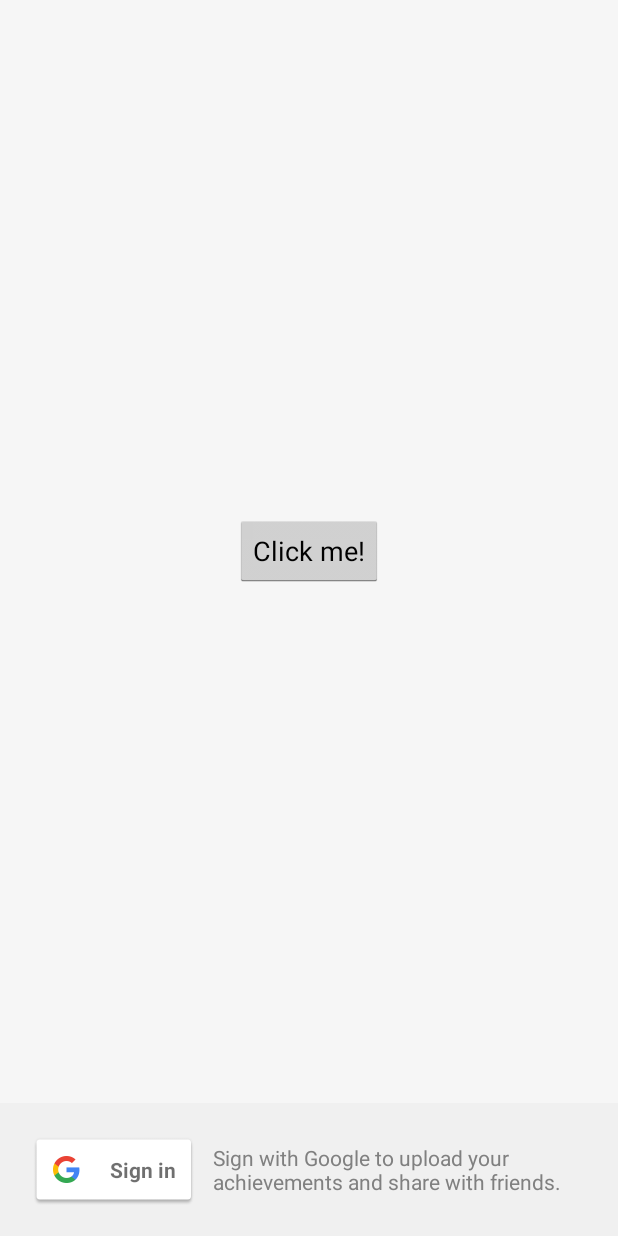
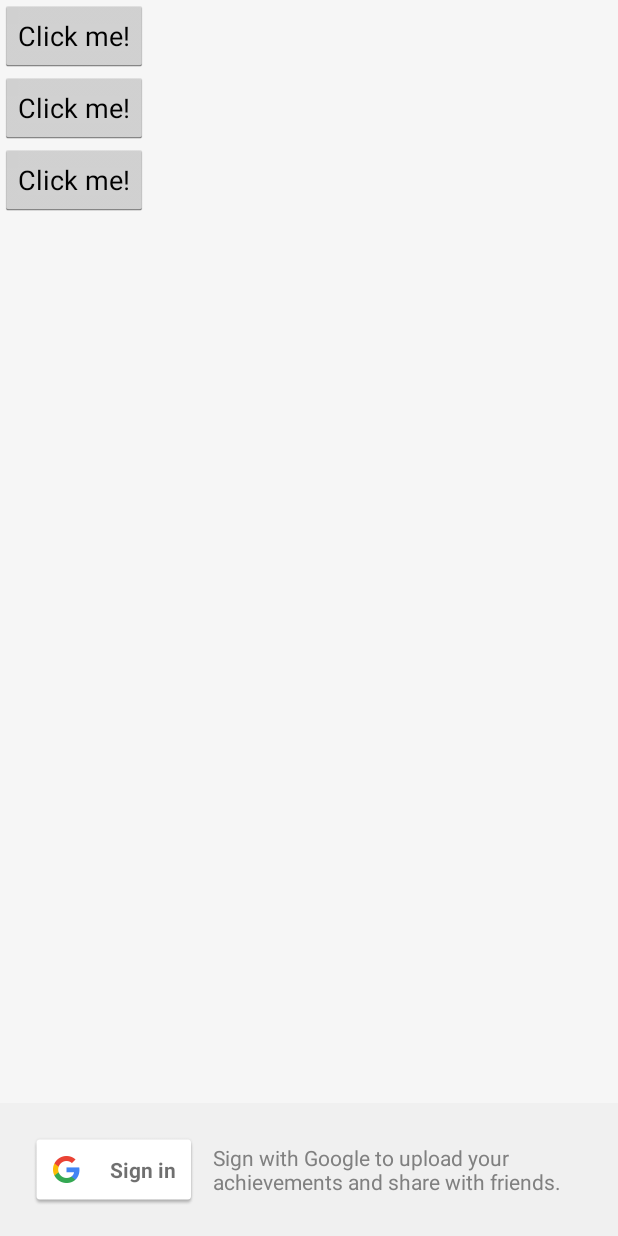
Before and after one commit to pjq/pushup, an Android app: the layout game_activity_main.xml on its own in the app's theme, with its tools: preview values and no code run, on a phone screen of 412 x 824 dp. Run offline under Robolectric (Android 15) with nearby library versions, the phone set to English and light mode, and no system bars.

Commit message:
add two buttons

```diff
--- a/PushUp/src/main/res/layout/game_activity_main.xml
+++ b/PushUp/src/main/res/layout/game_activity_main.xml
@@ -21,13 +21,21 @@
               tools:context=".MainActivity">
 
     <!-- MAIN DISPLAY -->
-    <FrameLayout style="@style/MainDisplay">
+    <LinearLayout style="@style/MainDisplay">
 
         <Button
             android:id="@+id/button_win"
             android:text="@string/click_me"
             style="@style/Button"/>
-    </FrameLayout>
+        <Button
+            android:id="@+id/button_archievement"
+            android:text="@string/click_me"
+            style="@style/Button"/>
+        <Button
+            android:id="@+id/button_leaderboard"
+            android:text="@string/click_me"
+            style="@style/Button"/>
+    </LinearLayout>
 
     <!-- SIGN-IN BAR -->
     <LinearLayout
--- a/PushUp/src/main/res/values/strings.xml
+++ b/PushUp/src/main/res/values/strings.xml
@@ -21,5 +21,9 @@
     <string name="click_me">Click me!</string>
     <string name="victory">Victory</string>
     <string name="you_won">OK! You won!</string>
+    <string name="achievements_not_available">Please sign in to view achievements.</string>
+    <string name="leaderboards_not_available">Please sign in to view leaderboards.</string>
+    <string name="Archievement">Archievement</string>
+    <string name="LeaderBoard">LeaderBoard</string>
 
 </resources>
--- a/PushUp/src/main/res/values/styles.xml
+++ b/PushUp/src/main/res/values/styles.xml
@@ -121,13 +121,12 @@
         <item name="android:layout_height">0dp</item>
         <item name="android:layout_weight">1</item>
         <item name="android:orientation">vertical</item>
-        <item name="android:gravity">center</item>
     </style>
 
     <style name="Button">
         <item name="android:layout_width">wrap_content</item>
         <item name="android:layout_height">wrap_content</item>
-        <item name="android:layout_gravity">center</item>
+        <item name="android:gravity">center</item>
     </style>
 
 </resources>
```
Also changed, not shown: PushUp/src/main/java/me/pjq/pushup/GameActivity.java (+37 -1 lines).
